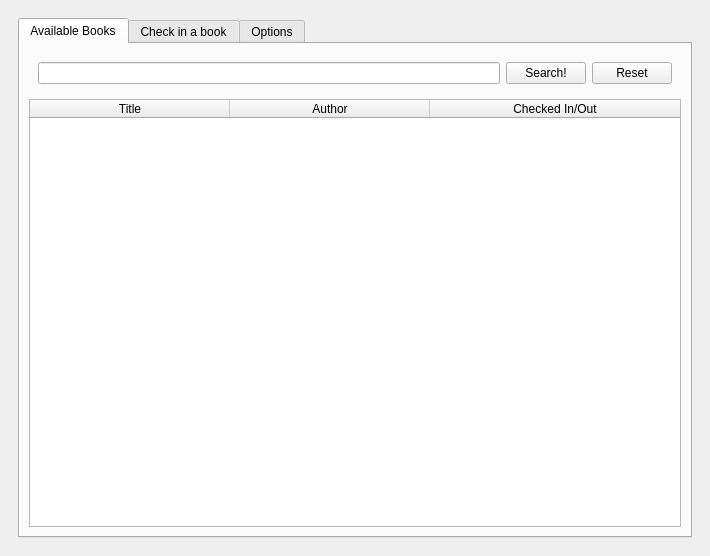
First picture: the form in checkout.ui, repository sbadame/checkout, before the edit.
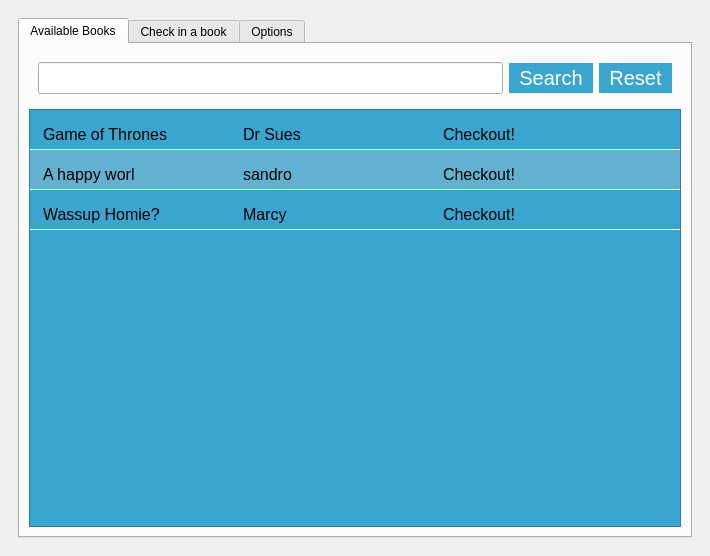
Second picture: the form after the edit.

Commit message: Making things pretty

```diff
--- a/checkout.ui
+++ b/checkout.ui
@@ -13,13 +13,56 @@
   <property name="windowTitle">
    <string>Checkout</string>
   </property>
+  <property name="styleSheet">
+   <string notr="true">QWidget {
+  font-family: 'Calibri';
+}
+
+QLineEdit {
+  font-size: 20px;
+  font-family: 'Calibri';
+  font-style: italic;
+}
+
+QPushButton {
+  color: white;
+  background-color: #3AA6D0;
+  padding: 3px 10px 3px 10px;
+  font-size: 20px;
+  border: none;
+  
+}
+
+QTableWidget {
+  font-size: 16px;
+  font-family: 'Gisha';
+  background-color: #3AA6D0;
+  alternate-background-color: #62B1D0;
+}
+
+QTableWidget::item {
+  padding: 10px 0px 10px 10px;
+  margin: 10px 0px 0px 0px;
+  border-bottom: 0.5px solid white;
+}
+
+QTableWidget::item:selected:active {
+   border: none;
+}</string>
+  </property>
   <widget class="QWidget" name="centralwidget">
+   <property name="styleSheet">
+    <string notr="true"/>
+   </property>
    <layout class="QHBoxLayout" name="horizontalLayout_3">
     <item>
      <widget class="QWidget" name="widget" native="true">
       <layout class="QHBoxLayout" name="horizontalLayout">
        <item>
         <widget class="QTabWidget" name="tabWidget">
+         <property name="styleSheet">
+          <string notr="true"/>
+         </property>
          <property name="currentIndex">
           <number>0</number>
          </property>
@@ -37,7 +80,7 @@
               <item>
                <widget class="QPushButton" name="checkout_search">
                 <property name="text">
-                 <string>Search!</string>
+                 <string>Search</string>
                 </property>
                </widget>
               </item>
@@ -53,6 +96,12 @@
            </item>
            <item>
             <widget class="QTableWidget" name="checkedin_books">
+             <property name="sizePolicy">
+              <sizepolicy hsizetype="Expanding" vsizetype="Expanding">
+               <horstretch>0</horstretch>
+               <verstretch>0</verstretch>
+              </sizepolicy>
+             </property>
              <property name="maximumSize">
               <size>
                <width>16777215</width>
@@ -62,27 +111,57 @@
              <property name="horizontalScrollBarPolicy">
               <enum>Qt::ScrollBarAlwaysOff</enum>
              </property>
+             <property name="alternatingRowColors">
+              <bool>true</bool>
+             </property>
              <property name="selectionMode">
               <enum>QAbstractItemView::SingleSelection</enum>
              </property>
              <property name="selectionBehavior">
               <enum>QAbstractItemView::SelectRows</enum>
              </property>
+             <property name="showGrid">
+              <bool>false</bool>
+             </property>
+             <attribute name="horizontalHeaderVisible">
+              <bool>false</bool>
+             </attribute>
              <attribute name="horizontalHeaderCascadingSectionResizes">
               <bool>false</bool>
              </attribute>
              <attribute name="horizontalHeaderDefaultSectionSize">
               <number>200</number>
              </attribute>
+             <attribute name="horizontalHeaderMinimumSectionSize">
+              <number>27</number>
+             </attribute>
              <attribute name="horizontalHeaderStretchLastSection">
               <bool>true</bool>
              </attribute>
              <attribute name="verticalHeaderVisible">
               <bool>false</bool>
              </attribute>
+             <attribute name="verticalHeaderDefaultSectionSize">
+              <number>40</number>
+             </attribute>
              <attribute name="verticalHeaderStretchLastSection">
               <bool>false</bool>
              </attribute>
+             <row>
+              <property name="text">
+               <string>a</string>
+              </property>
+             </row>
+             <row>
+              <property name="text">
+               <string>c</string>
+              </property>
+             </row>
+             <row>
+              <property name="text">
+               <string>b</string>
+              </property>
+             </row>
              <column>
               <property name="text">
                <string>Title</string>
@@ -98,6 +177,51 @@
                <string>Checked In/Out</string>
               </property>
              </column>
+             <item row="0" column="0">
+              <property name="text">
+               <string>Game of Thrones</string>
+              </property>
+             </item>
+             <item row="0" column="1">
+              <property name="text">
+               <string>Dr Sues</string>
+              </property>
+             </item>
+             <item row="0" column="2">
+              <property name="text">
+               <string>Checkout!</string>
+              </property>
+             </item>
+             <item row="1" column="0">
+              <property name="text">
+               <string>A happy worl</string>
+              </property>
+             </item>
+             <item row="1" column="1">
+              <property name="text">
+               <string>sandro</string>
+              </property>
+             </item>
+             <item row="1" column="2">
+              <property name="text">
+               <string>Checkout!</string>
+              </property>
+             </item>
+             <item row="2" column="0">
+              <property name="text">
+               <string>Wassup Homie?</string>
+              </property>
+             </item>
+             <item row="2" column="1">
+              <property name="text">
+               <string>Marcy</string>
+              </property>
+             </item>
+             <item row="2" column="2">
+              <property name="text">
+               <string>Checkout!</string>
+              </property>
+             </item>
             </widget>
            </item>
           </layout>
```
Left out of the diff: 72 changed lines with no effect on the pictures.
